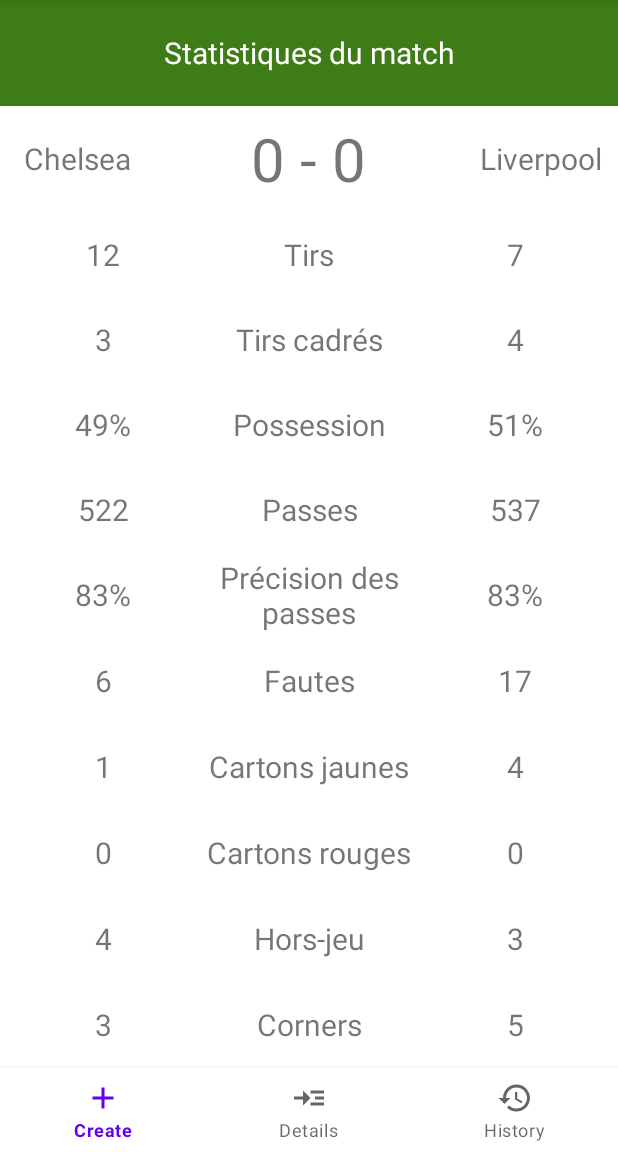
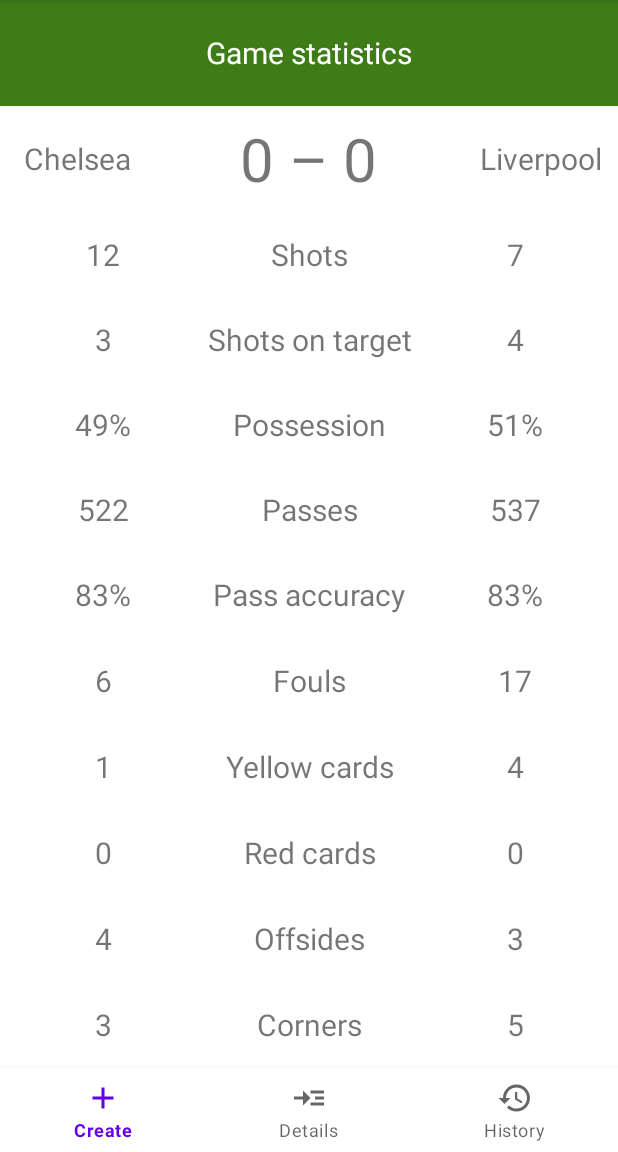
Before and after one commit to AntoninLmp/Football-Tracker, an Android app: the GameDetailsActivity screen opened directly, with no data from a screen before it, on a phone screen of 412 x 824 dp, the part 84-1236 px from its top. Run offline under Robolectric (Android 15) with nearby library versions, the phone set to English and light mode, and no system bars; Roboto replaces fonts that are not available here.

Commit message:
Add multi-language support (en/fr)

```diff
--- a/app/src/main/res/layout/activity_history.xml
+++ b/app/src/main/res/layout/activity_history.xml
@@ -32,7 +32,7 @@
                 android:background="#3E7C17"
                 android:fontFamily="sans-serif-condensed"
                 android:gravity="center"
-                android:text="Historique"
+                android:text="@string/history"
                 android:textAlignment="center"
                 android:textColor="@color/white"
                 android:textSize="34sp" />
--- a/app/src/main/res/layout/activity_home.xml
+++ b/app/src/main/res/layout/activity_home.xml
@@ -15,7 +15,7 @@
         android:layout_height="wrap_content"
         android:layout_weight="0.2"
         android:gravity="center"
-        android:text="@string/home_title"
+        android:text="@string/app_name"
         android:textColor="@color/white"
         android:textSize="40sp" />
 
@@ -41,7 +41,7 @@
                 android:layout_weight=".5"
                 android:background="@drawable/transparent_button"
                 android:paddingVertical="20sp"
-                android:text="@string/new_game_button"
+                android:text="@string/new_game"
                 android:textColor="@color/white"
                 app:backgroundTint="@null" />
 
@@ -61,7 +61,7 @@
                 android:layout_weight=".5"
                 android:background="@drawable/transparent_button"
                 android:paddingVertical="20sp"
-                android:text="@string/historical_button"
+                android:text="@string/history"
                 android:textColor="@color/white"
                 app:backgroundTint="@null" />
 
--- a/app/src/main/res/menu/bottom_navmenu.xml
+++ b/app/src/main/res/menu/bottom_navmenu.xml
@@ -3,17 +3,17 @@
 
     <item
         android:id="@+id/menuCreate"
-        android:title="Create"
+        android:title="@string/create_nav"
         android:icon="@drawable/baseline_add_24"
         />
     <item
         android:id="@+id/menuDetails"
-        android:title="Details"
+        android:title="@string/details_nav"
         android:icon="@drawable/baseline_read_more_24"
         />
     <item
         android:id="@+id/menuHistory"
-        android:title="History"
+        android:title="@string/history"
         android:icon="@drawable/baseline_history_24"
         />
 </menu>
--- a/app/src/main/res/values/strings.xml
+++ b/app/src/main/res/values/strings.xml
@@ -1,40 +1,41 @@
 <resources>
     <string name="app_name">Football Tracker</string>
-    <string name="score">0 - 0</string>
-    <string name="team1">Chelsea</string>
-    <string name="team2">Liverpool</string>
-    <string name="team1_shots">12</string>
-    <string name="shots">Tirs</string>
-    <string name="team2_shots">7</string>
-    <string name="shots_on_target">Tirs cadrés</string>
-    <string name="team1_shots_on_target">3</string>
-    <string name="team2_shots_on_target">4</string>
+    <string name="score" translatable="false">0 – 0</string>
+    <string name="team1" translatable="false">Chelsea</string>
+    <string name="team2" translatable="false">Liverpool</string>
+    <string name="team1_shots" translatable="false">12</string>
+    <string name="shots">Shots</string>
+    <string name="team2_shots" translatable="false">7</string>
+    <string name="shots_on_target">Shots on target</string>
+    <string name="team1_shots_on_target" translatable="false">3</string>
+    <string name="team2_shots_on_target" translatable="false">4</string>
     <string name="possession">Possession</string>
-    <string name="team1_possession">49%</string>
-    <string name="team2_possession">51%</string>
+    <string name="team1_possession" translatable="false">49%</string>
+    <string name="team2_possession" translatable="false">51%</string>
     <string name="passes">Passes</string>
-    <string name="team1_passes">522</string>
-    <string name="team2_passes">537</string>
-    <string name="pass_accuracy">Précision des passes</string>
-    <string name="team1_pass_accuracy">83%</string>
-    <string name="team2_pass_accuracy">83%</string>
-    <string name="fouls">Fautes</string>
-    <string name="team1_fouls">6</string>
-    <string name="team2_fouls">17</string>
-    <string name="yellow_cards">Cartons jaunes</string>
-    <string name="team1_yellow_cards">1</string>
-    <string name="team2_yellow_cards">4</string>
-    <string name="red_cards">Cartons rouges</string>
-    <string name="team1_red_cards">0</string>
-    <string name="team2_red_cards">0</string>
-    <string name="offsides">Hors-jeu</string>
-    <string name="team1_offsides">4</string>
-    <string name="team2_offsides">3</string>
+    <string name="team1_passes" translatable="false">522</string>
+    <string name="team2_passes" translatable="false">537</string>
+    <string name="pass_accuracy">Pass accuracy</string>
+    <string name="team1_pass_accuracy" translatable="false">83%</string>
+    <string name="team2_pass_accuracy" translatable="false">83%</string>
+    <string name="fouls">Fouls</string>
+    <string name="team1_fouls" translatable="false">6</string>
+    <string name="team2_fouls" translatable="false">17</string>
+    <string name="yellow_cards">Yellow cards</string>
+    <string name="team1_yellow_cards" translatable="false">1</string>
+    <string name="team2_yellow_cards" translatable="false">4</string>
+    <string name="red_cards">Red cards</string>
+    <string name="team1_red_cards" translatable="false">0</string>
+    <string name="team2_red_cards" translatable="false">0</string>
+    <string name="offsides">Offsides</string>
+    <string name="team1_offsides" translatable="false">4</string>
+    <string name="team2_offsides" translatable="false">3</string>
     <string name="corners">Corners</string>
-    <string name="team1_corners">3</string>
-    <string name="team2_corners">5</string>
-    <string name="game_statistics">Statistiques du match</string>
-    <string name="historical_button">historique</string>
-    <string name="new_game_button">nouveau match</string>
-    <string name="home_title">Football Tracker</string>
+    <string name="team1_corners" translatable="false">3</string>
+    <string name="team2_corners" translatable="false">5</string>
+    <string name="game_statistics">Game statistics</string>
+    <string name="history">History</string>
+    <string name="new_game">New Game</string>
+    <string name="create_nav">Create</string>
+    <string name="details_nav">Details</string>
 </resources>
```
Also changed, not shown: 1 other file.
